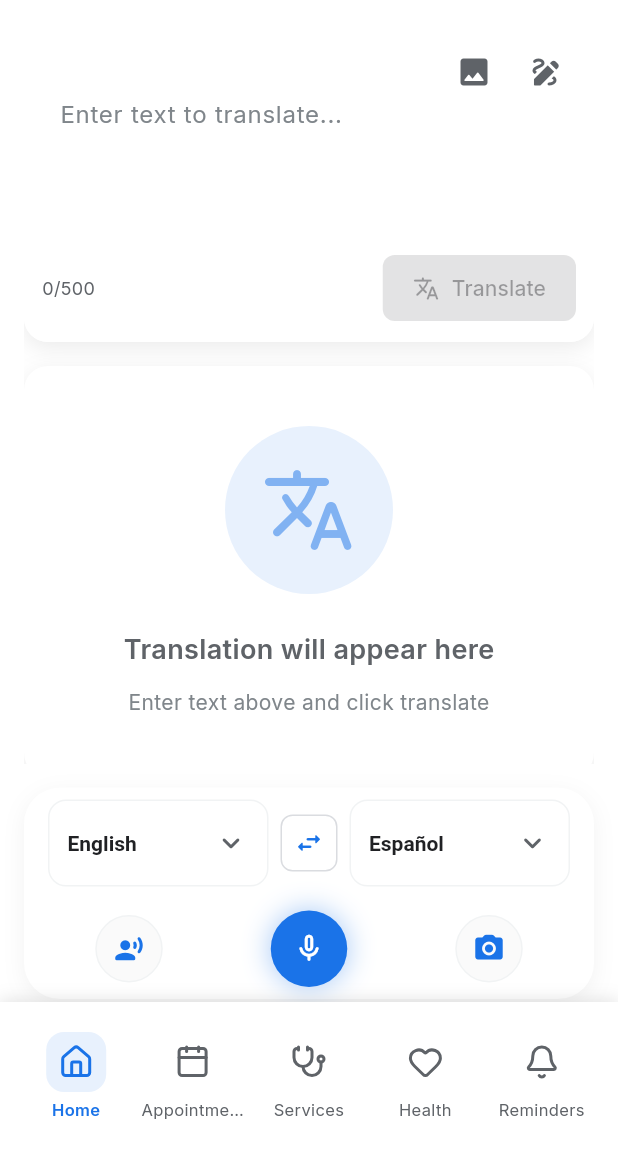
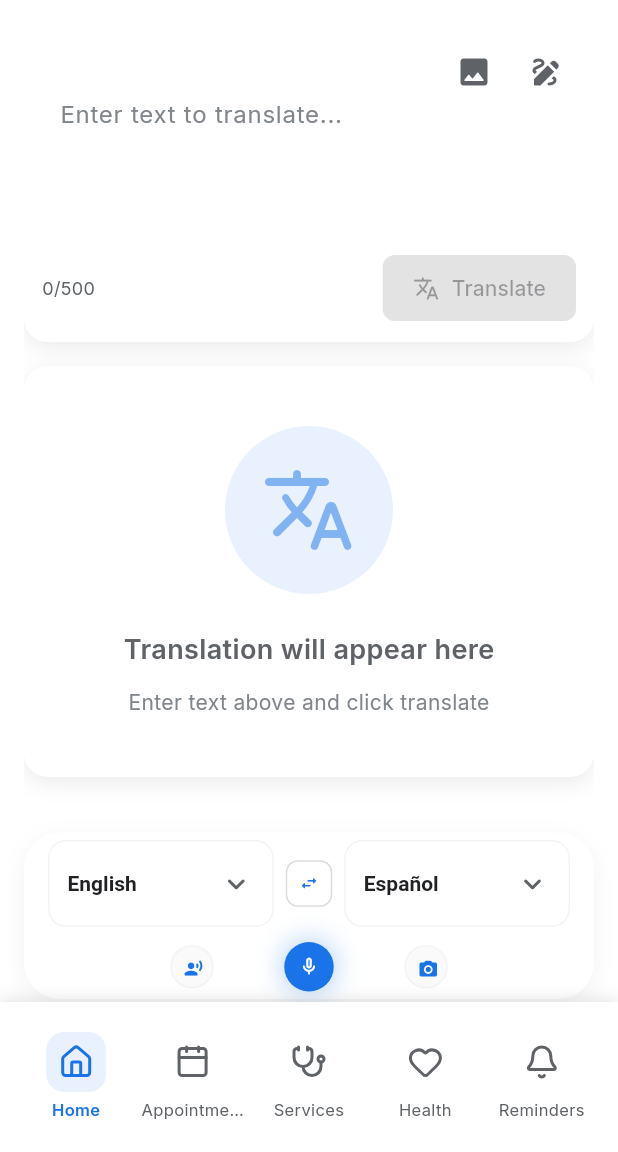
Before and after one commit to Kingmaker-RK/Medicus1, a Flutter app: the TranslationScreen screen opened by its route, on a phone screen of 412 x 824 dp, the part 84-1236 px from its top. Run offline on Flutter 3.47's test engine with Material 3 defaults, Android fonts, the phone set to English and light mode, and no system bars; our stand-ins replace dio, firebase_auth, firebase_core, flutter_tts, go_router, google_fonts and 8 more; missing offline and left inert: deepl_dart; accounts and stored records are empty.

Commit message:
Final commit - ensure all changes are saved
- Generated with [Teta](https://teta.so) using [Claude Code](https://claude.com/claude-code)

Co-Authored-By: Teta <noreply@teta.so> using Claude <noreply@anthropic.com>

```diff
--- a/lib/screens/translation_screen.dart
+++ b/lib/screens/translation_screen.dart
@@ -382,7 +382,7 @@ class _TranslationScreenState extends State<TranslationScreen>
   ) {
     return Container(
       margin: const EdgeInsets.symmetric(horizontal: 16),
-      padding: const EdgeInsets.symmetric(horizontal: 16, vertical: 8),
+      padding: const EdgeInsets.symmetric(horizontal: 16, vertical: 5),
       decoration: BoxDecoration(
         color: Colors.white,
         borderRadius: BorderRadius.circular(24),
@@ -466,7 +466,7 @@ class _TranslationScreenState extends State<TranslationScreen>
                         child: Icon(
                           Icons.swap_horiz_rounded,
                           color: AppColors.accent,
-                          size: 20,
+                          size: 13,
                         ),
                       ),
                     ),
@@ -486,7 +486,7 @@ class _TranslationScreenState extends State<TranslationScreen>
             ],
           ),
 
-          const SizedBox(height: 16), // Reduced spacing between sections
+          const SizedBox(height: 10), // Reduced spacing between sections
 
           // Action Buttons (Merged from FAB)
           Row(
@@ -495,8 +495,8 @@ class _TranslationScreenState extends State<TranslationScreen>
             children: [
               // Conversation Mode
               Container(
-                width: 45,
-                height: 45,
+                width: 29,
+                height: 29,
                 decoration: BoxDecoration(
                   shape: BoxShape.circle,
                   color: _isConversationMode ? AppColors.accent : Colors.grey[50],
@@ -518,23 +518,23 @@ class _TranslationScreenState extends State<TranslationScreen>
                   icon: Icon(
                     Icons.record_voice_over_rounded,
                     color: _isConversationMode ? Colors.white : AppColors.accent,
-                    size: 20,
+                    size: 13,
                   ),
                   tooltip: 'Conversation Mode',
                 ),
               ),
 
-              const SizedBox(width: 72),
+              const SizedBox(width: 47),
 
               // Microphone (Middle)
               _buildFloatingMicButton(translationProvider),
 
-              const SizedBox(width: 72),
+              const SizedBox(width: 47),
 
               // Camera
               Container(
-                width: 45,
-                height: 45,
+                width: 29,
+                height: 29,
                 decoration: BoxDecoration(
                   shape: BoxShape.circle,
                   color: Colors.grey[50],
@@ -543,7 +543,7 @@ class _TranslationScreenState extends State<TranslationScreen>
                 child: IconButton(
                   onPressed: () => _pickAndExtractImage(source: ImageSource.camera),
                   icon: Icon(Icons.camera_alt_rounded, color: AppColors.accent),
-                  iconSize: 22,
+                  iconSize: 14,
                   tooltip: 'Take Photo',
                 ),
               ),
@@ -1117,8 +1117,8 @@ class _TranslationScreenState extends State<TranslationScreen>
             await translationProvider.stopListening();
           },
           child: Container(
-            width: 51,
-            height: 51,
+            width: 33,
+            height: 33,
             decoration: BoxDecoration(
               shape: BoxShape.circle,
               color: translationProvider.isListening
@@ -1141,7 +1141,7 @@ class _TranslationScreenState extends State<TranslationScreen>
                   translationProvider.isListening
                       ? Icons.mic_rounded
                       : Icons.mic_none_rounded,
-                  size: 22,
+                  size: 14,
                   color: Colors.white,
                 ),
                 if (translationProvider.isListening)
```
